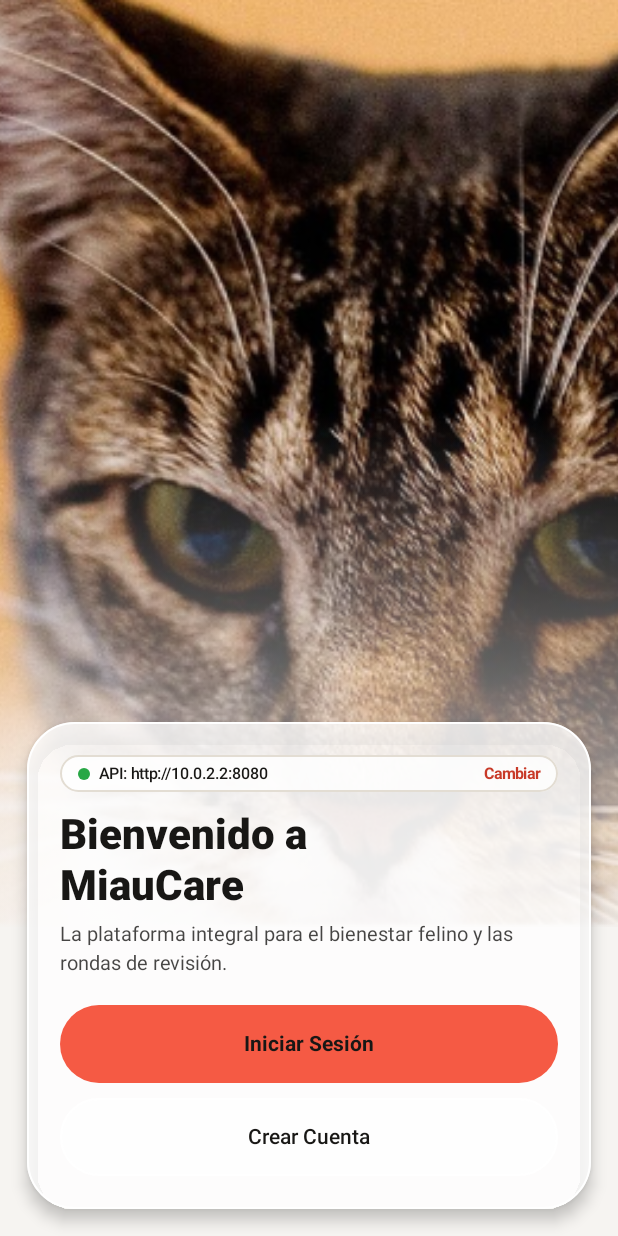
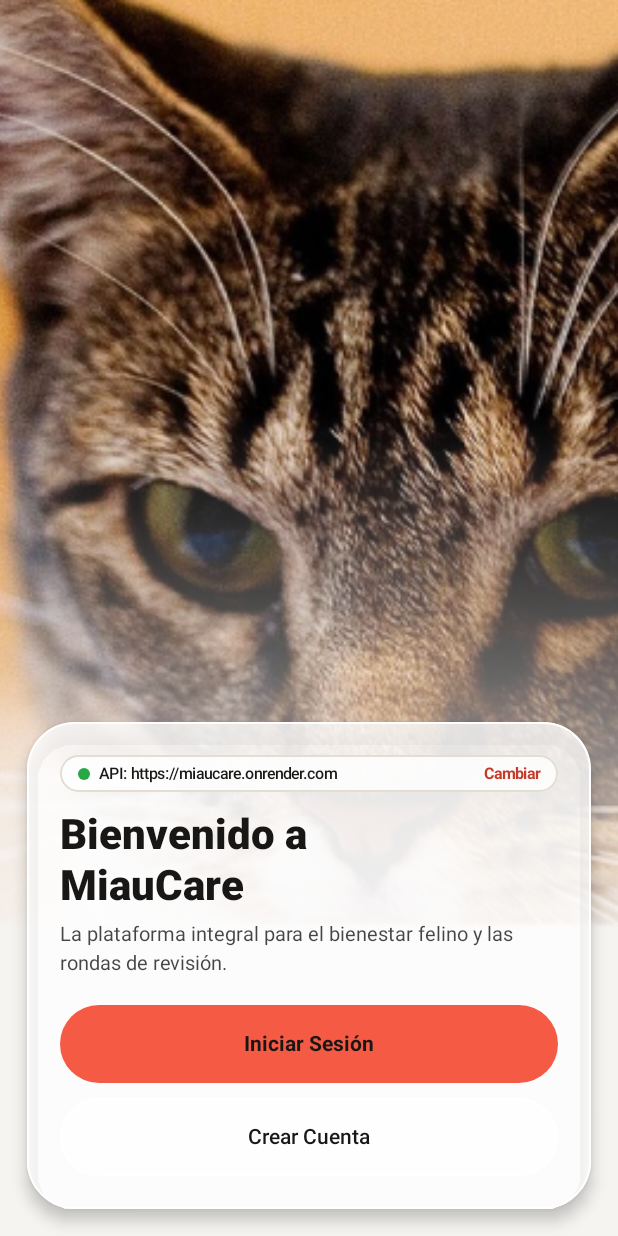
Before and after one commit to juanrd360/MiauCare, an Android app built with Jetpack Compose: the screen it shows after launch (MainActivity), on a phone screen of 412 x 824 dp. Run offline under Robolectric (Android 15) with nearby library versions, the phone set to English and light mode, and no system bars; network calls fail.

Commit message:
chore: point MiauCareApiClient directly to https://miaucare.onrender.com

```diff
--- a/app/src/main/java/com/example/miaucare/data/MiauCareApiClient.kt
+++ b/app/src/main/java/com/example/miaucare/data/MiauCareApiClient.kt
@@ -34,12 +34,11 @@ sealed class ApiResult<out T> {
 }
 
 object MiauCareApiClient {
-    const val DEFAULT_EMULATOR_URL = "http://10.0.2.2:8080"
     const val RENDER_CLOUD_URL = "https://miaucare.onrender.com"
+    const val DEFAULT_EMULATOR_URL = "https://miaucare.onrender.com"
 
-    // Default to http://10.0.2.2:8080 with automatic fallback to https://miaucare.onrender.com
-    // if local port 8080 is not reachable, so both local and Render cloud work seamlessly.
-    var baseUrl: String = DEFAULT_EMULATOR_URL
+    // Conectado directamente al backend en producción de Render (https://miaucare.onrender.com)
+    var baseUrl: String = RENDER_CLOUD_URL
     var autoFallbackToCloud: Boolean = true
 
     private val imageCache = ConcurrentHashMap<String, ImageBitmap>()
@@ -60,9 +59,9 @@ object MiauCareApiClient {
 
     val httpClient: OkHttpClient = OkHttpClient.Builder()
         .addInterceptor(authInterceptor)
-        .connectTimeout(12, TimeUnit.SECONDS)
-        .readTimeout(20, TimeUnit.SECONDS)
-        .writeTimeout(20, TimeUnit.SECONDS)
+        .connectTimeout(30, TimeUnit.SECONDS)
+        .readTimeout(30, TimeUnit.SECONDS)
+        .writeTimeout(30, TimeUnit.SECONDS)
         .build()
 
     suspend fun request(
@@ -72,18 +71,7 @@ object MiauCareApiClient {
     ): ApiResult<String> = withContext(Dispatchers.IO) {
         val normalizedPath = if (path.startsWith("/")) path else "/$path"
         val primaryUrl = "${baseUrl.trimEnd('/')}$normalizedPath"
-
-        val firstAttempt = executeWithRetry(method, primaryUrl, jsonBody)
-        if (firstAttempt is ApiResult.Error && firstAttempt.statusCode == 0 && autoFallbackToCloud && baseUrl != RENDER_CLOUD_URL) {
-            // Local 10.0.2.2:8080 is not reachable -> seamlessly switch to live Render backend
-            val fallbackUrl = "$RENDER_CLOUD_URL$normalizedPath"
-            val secondAttempt = executeWithRetry(method, fallbackUrl, jsonBody)
-            if (secondAttempt is ApiResult.Success || (secondAttempt is ApiResult.Error && secondAttempt.statusCode != 0)) {
-                baseUrl = RENDER_CLOUD_URL
-                return@withContext secondAttempt
-            }
-        }
-        firstAttempt
+        executeWithRetry(method, primaryUrl, jsonBody)
     }
 
     private suspend fun executeWithRetry(
--- a/app/src/main/java/com/example/miaucare/data/MiauCareRepository.kt
+++ b/app/src/main/java/com/example/miaucare/data/MiauCareRepository.kt
@@ -368,9 +368,9 @@ object MiauCareRepository {
         val roleStr = prefs.getString("role", "VOLUNTARIO") ?: "VOLUNTARIO"
         currentRole = MiauRole.fromBackend(roleStr)
         debeCambiarContrasena = prefs.getBoolean("debeCambiar", false)
-        val savedBaseUrl = prefs.getString("baseUrl", MiauCareApiClient.DEFAULT_EMULATOR_URL)
-            ?: MiauCareApiClient.DEFAULT_EMULATOR_URL
-        MiauCareApiClient.baseUrl = savedBaseUrl
+        // Siempre usar Render Cloud (https://miaucare.onrender.com) por defecto
+        MiauCareApiClient.baseUrl = MiauCareApiClient.RENDER_CLOUD_URL
+        prefs.edit().putString("baseUrl", MiauCareApiClient.RENDER_CLOUD_URL).apply()
     }
 
     fun saveSession(
```
Also changed, not shown: app/src/main/java/com/example/miaucare/ui/components/MiauCareComponents.kt (+3 -4 lines).
